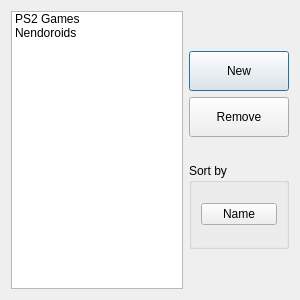
First picture: the form in manageCatalogs.ui, repository Gunbard/KataKata, before the edit.
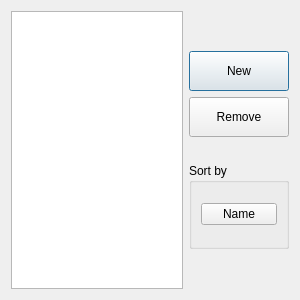
Second picture: the form after the edit.

Commit message: Manage catalogs

```diff
--- a/manageCatalogs.ui
+++ b/manageCatalogs.ui
@@ -55,22 +55,6 @@
      <property name="sortingEnabled">
       <bool>false</bool>
      </property>
-     <item>
-      <property name="text">
-       <string>PS2 Games</string>
-      </property>
-      <property name="flags">
-       <set>ItemIsSelectable|ItemIsEditable|ItemIsDragEnabled|ItemIsUserCheckable|ItemIsEnabled</set>
-      </property>
-     </item>
-     <item>
-      <property name="text">
-       <string>Nendoroids</string>
-      </property>
-      <property name="flags">
-       <set>ItemIsSelectable|ItemIsEditable|ItemIsDragEnabled|ItemIsUserCheckable|ItemIsEnabled</set>
-      </property>
-     </item>
     </widget>
    </item>
    <item row="0" column="1">
```
The commit also changes 6 other files.
